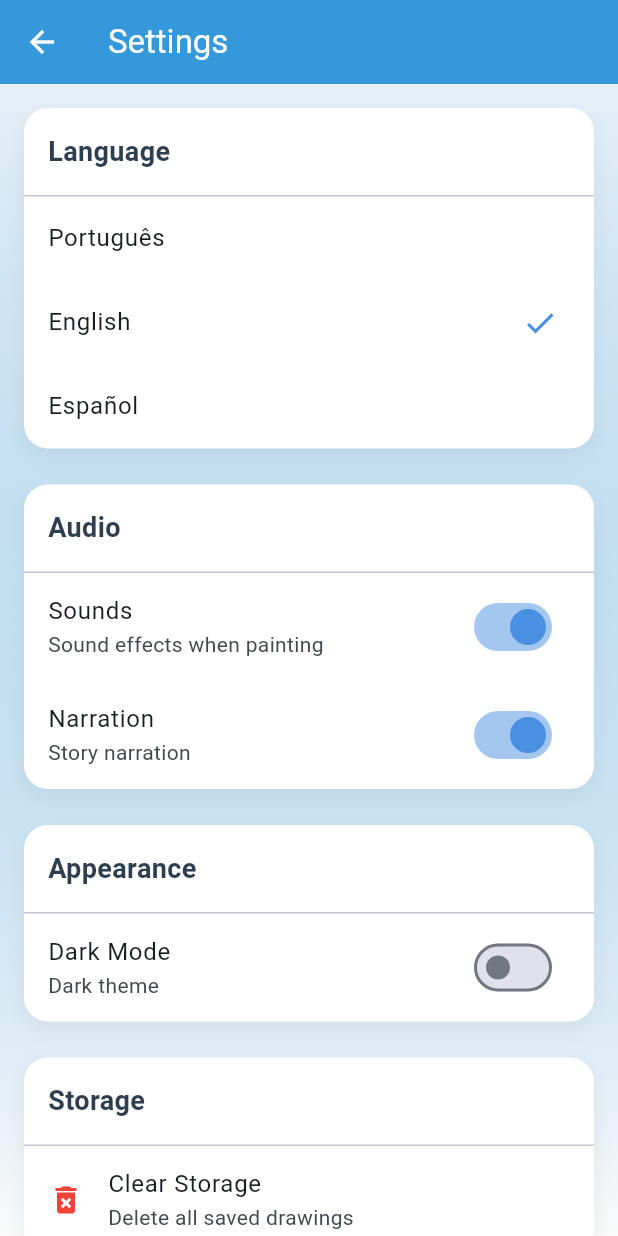
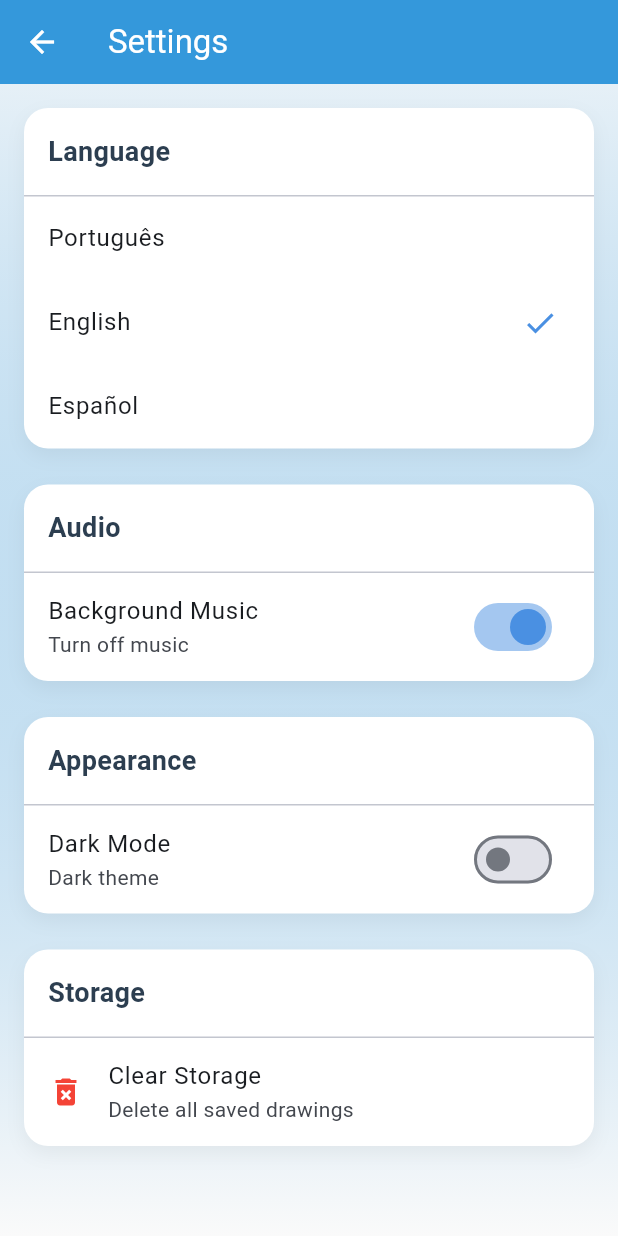
Before and after one commit to caio-si/Colorindo_Com_Deus-, a Flutter app: the SettingsScreen screen opened directly, after a tap on "English", on a phone screen of 412 x 824 dp. Run offline on Flutter 3.47's test engine with Material 3 defaults, Android fonts, the phone set to English and light mode, and no system bars; our stand-ins replace audioplayers, hive, hive_flutter; missing offline and left inert: flutter_image_pixels; accounts and stored records are empty; Roboto replaces fonts that are missing (ComicNeue).

Commit message:
Adiciona suporte para música de fundo nas configurações, permitindo que os usuários ativem ou desativem a reprodução. Atualiza a tela de configurações para incluir a nova opção e modifica a lógica de reprodução de música na tela de coloração. Remove ícones de logo antigos e ajusta o arquivo pubspec.yaml para melhor responsividade.

```diff
--- a/lib/l10n/app_localizations.dart
+++ b/lib/l10n/app_localizations.dart
@@ -41,6 +41,8 @@ class AppLocalizations {
       'audio': 'Áudio',
       'sounds': 'Sons',
       'sounds_subtitle': 'Efeitos sonoros ao pintar',
+      'background_music': 'Música de Fundo',
+      'background_music_subtitle': 'Desligar música',
       'narration': 'Narração',
       'narration_subtitle': 'Narração das histórias',
       'child_mode': 'Modo Infantil',
@@ -105,6 +107,8 @@ class AppLocalizations {
       'audio': 'Audio',
       'sounds': 'Sounds',
       'sounds_subtitle': 'Sound effects when painting',
+      'background_music': 'Background Music',
+      'background_music_subtitle': 'Turn off music',
       'narration': 'Narration',
       'narration_subtitle': 'Story narration',
       'child_mode': 'Child Mode',
@@ -169,6 +173,8 @@ class AppLocalizations {
       'audio': 'Audio',
       'sounds': 'Sonidos',
       'sounds_subtitle': 'Efectos de sonido al pintar',
+      'background_music': 'Música de Fondo',
+      'background_music_subtitle': 'Apagar música',
       'narration': 'Narración',
       'narration_subtitle': 'Narración de historias',
       'child_mode': 'Modo Infantil',
@@ -239,6 +245,8 @@ class AppLocalizations {
   String get audio => translate('audio');
   String get sounds => translate('sounds');
   String get soundsSubtitle => translate('sounds_subtitle');
+  String get backgroundMusic => translate('background_music');
+  String get backgroundMusicSubtitle => translate('background_music_subtitle');
   String get narration => translate('narration');
   String get narrationSubtitle => translate('narration_subtitle');
   String get childMode => translate('child_mode');
--- a/lib/providers/settings_provider.dart
+++ b/lib/providers/settings_provider.dart
@@ -7,6 +7,7 @@ class SettingsProvider extends ChangeNotifier {
   late Locale _currentLocale;
   late bool _soundsEnabled;
   late bool _narrationEnabled;
+  late bool _backgroundMusicEnabled;
   late bool _childMode;
 
   SettingsProvider() {
@@ -16,6 +17,7 @@ class SettingsProvider extends ChangeNotifier {
   Locale get currentLocale => _currentLocale;
   bool get soundsEnabled => _soundsEnabled;
   bool get narrationEnabled => _narrationEnabled;
+  bool get backgroundMusicEnabled => _backgroundMusicEnabled;
   bool get childMode => _childMode;
 
   void _loadSettings() {
@@ -25,6 +27,7 @@ class SettingsProvider extends ChangeNotifier {
 
     _soundsEnabled = _box.get('soundsEnabled', defaultValue: true);
     _narrationEnabled = _box.get('narrationEnabled', defaultValue: true);
+    _backgroundMusicEnabled = _box.get('backgroundMusicEnabled', defaultValue: true);
     _childMode = _box.get('childMode', defaultValue: true);
 
     notifyListeners();
@@ -49,6 +52,12 @@ class SettingsProvider extends ChangeNotifier {
     notifyListeners();
   }
 
+  Future<void> toggleBackgroundMusic() async {
+    _backgroundMusicEnabled = !_backgroundMusicEnabled;
+    await _box.put('backgroundMusicEnabled', _backgroundMusicEnabled);
+    notifyListeners();
+  }
+
   Future<void> toggleChildMode() async {
     _childMode = !_childMode;
     await _box.put('childMode', _childMode);
--- a/lib/screens/settings_screen.dart
+++ b/lib/screens/settings_screen.dart
@@ -67,17 +67,10 @@ class SettingsScreen extends StatelessWidget {
               l10n.audio, // Usando tradução para "Áudio"
               [
                 SwitchListTile(
-                  title: Text(l10n.sounds),
-                  subtitle: Text(l10n.soundsSubtitle),
-                  value: settingsProvider.soundsEnabled,
-                  onChanged: (_) => settingsProvider.toggleSounds(),
-                  activeColor: AppColors.primary,
-                ),
-                SwitchListTile(
-                  title: Text(l10n.narration),
-                  subtitle: Text(l10n.narrationSubtitle),
-                  value: settingsProvider.narrationEnabled,
-                  onChanged: (_) => settingsProvider.toggleNarration(),
+                  title: Text(l10n.backgroundMusic),
+                  subtitle: Text(l10n.backgroundMusicSubtitle),
+                  value: settingsProvider.backgroundMusicEnabled,
+                  onChanged: (_) => settingsProvider.toggleBackgroundMusic(),
                   activeColor: AppColors.primary,
                 ),
               ],
--- a/pubspec.yaml
+++ b/pubspec.yaml
@@ -75,3 +75,7 @@ flutter_launcher_icons:
   image_path: "assets/icon/playstore.png"
   adaptive_icon_background: "#FFFFFF"
   adaptive_icon_foreground: "assets/icon/playstore.png"
+  # Configurações adicionais para melhor responsividade
+  min_sdk_android: 21
+  web:
+    generate: false
```
Also changed, not shown: lib/screens/coloring_screen.dart (+13 -0 lines), lib/services/audio_service.dart (+34 -0 lines), assets/icon/playstore.png, 19 other files.
